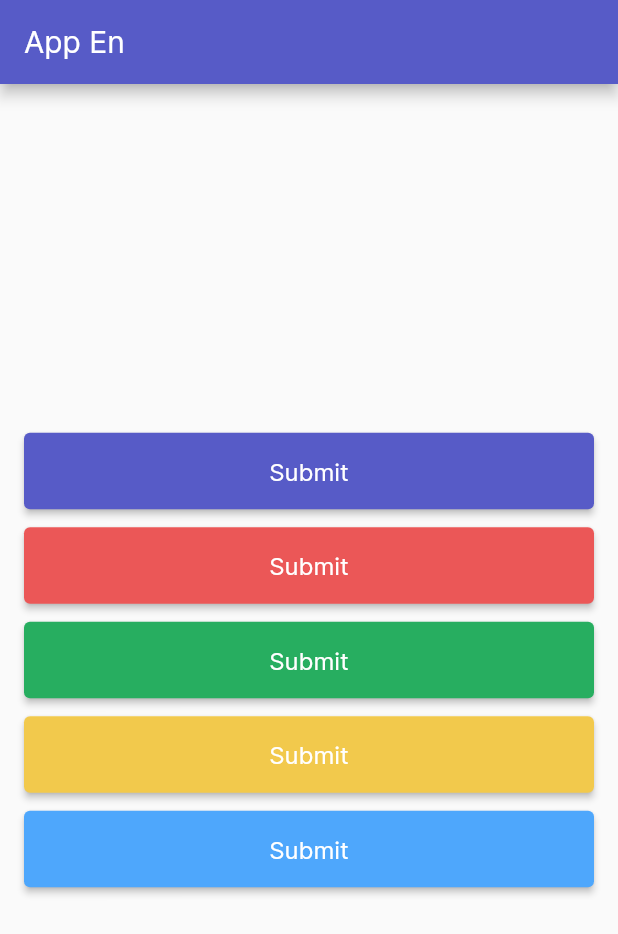
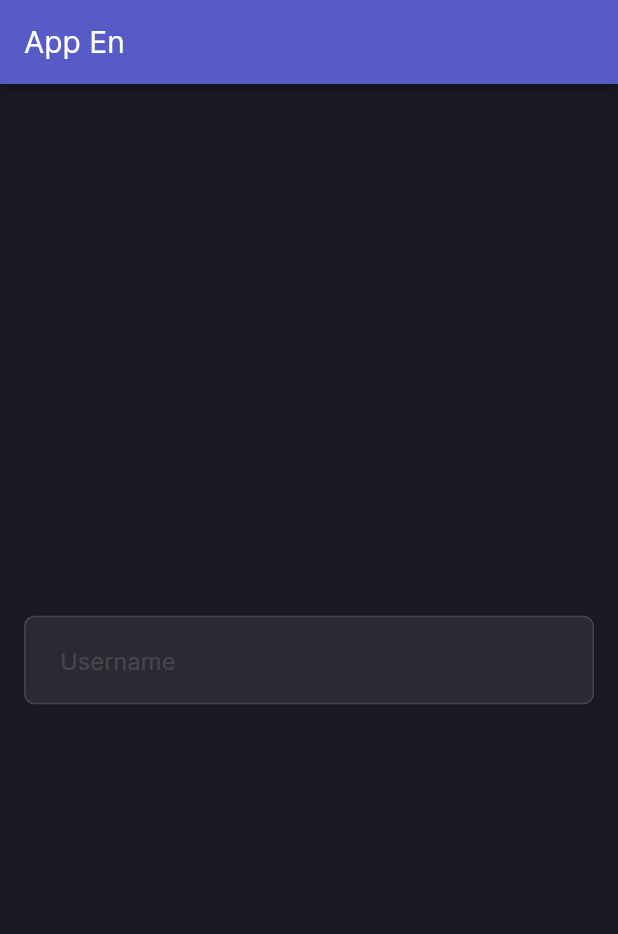
Before and after one commit to oussbad/delivery-App-, a Flutter app: the screen it shows after launch, on a phone screen of 412 x 824 dp. Shown: the top 934 px of the screen. Run offline on Flutter 3.47's test engine with Material 2 defaults, Android fonts, the phone set to English and light mode, and no system bars; our stand-ins replace device_preview, get; statements that could not run were skipped.

Commit message:
feat: create text field widget

```diff
--- a/lib/src/app/themes/app_palette.dart
+++ b/lib/src/app/themes/app_palette.dart
@@ -21,10 +21,19 @@ class AppPalette {
   );
 
   //BG Colors
+  static Color bg1 = const Color(0xFF4C4F6B);
+  static Color bg2 = const Color(0xFF313248);
+  static Color bg3 = const Color(0xFF292A38);
+  static Color bg4 = const Color(0xFF191A23);
+  static Color bg5 = const Color(0xFF0B0C1B);
 
   //Text Colors
   static Color text1 = const Color(0xFFDBDCEF);
-  static Color text2 = const Color(0xFF858699);
+  static Color text2 = const Color(0xFFFAFAFA);
+
+  //Input Colors
+  static Color inputBg = const Color.fromRGBO(255, 255, 255, .07);
+  static Color inputBorder = const Color.fromRGBO(255, 255, 255, .13);
 
   // Neutral Colors
   static Color white = const Color(0xFFFFFFFF);
--- a/lib/src/app/themes/app_spacing.dart
+++ b/lib/src/app/themes/app_spacing.dart
@@ -20,7 +20,7 @@ class AppSpacing {
   static double s_60 = 60.0;
   static double s_64 = 64.0;
 
-  static double r_10 = 10.0;
+  static double r_7 = 7.0;
 
   static Size mediaQuery(BuildContext context) => MediaQuery.of(context).size;
 }
--- a/lib/src/app/themes/app_themes.dart
+++ b/lib/src/app/themes/app_themes.dart
@@ -8,5 +8,14 @@ class AppThemes {
   static ThemeData dark = ThemeData(
     fontFamily: AppTypography.familyInter,
     primarySwatch: AppPalette.primarySwatch,
+    scaffoldBackgroundColor: AppPalette.bg4,
+    hintColor: AppPalette.inputBorder,
+    inputDecorationTheme: InputDecorationTheme(
+      filled: true,
+      fillColor: AppPalette.inputBg,
+      border: OutlineInputBorder(
+        borderSide: BorderSide(color: AppPalette.inputBorder),
+      ),
+    ),
   );
 }
--- /dev/null
+++ b/lib/src/app/widgets/inputs/text_field_widget.dart
@@ -0,0 +1,60 @@
+import 'package:boxpend_flutter_android_app/src/app/themes/app_palette.dart';
+import 'package:boxpend_flutter_android_app/src/app/themes/app_spacing.dart';
+import 'package:boxpend_flutter_android_app/src/app/themes/app_typography.dart';
+import 'package:flutter/material.dart';
+
+class TextFieldWidget extends StatelessWidget {
+  const TextFieldWidget({
+    super.key,
+    required this.placeholder,
+    this.type,
+    this.controller,
+    this.validator,
+    this.isHidden = false,
+  });
+
+  final String placeholder;
+  final TextInputType? type;
+  final TextEditingController? controller;
+  final String? Function(String?)? validator;
+  final bool? isHidden;
+
+  @override
+  Widget build(BuildContext context) {
+    return TextFormField(
+      controller: controller,
+      validator: validator,
+      obscureText: isHidden!,
+      keyboardType: type,
+      style: AppTypography.body.copyWith(
+        color: AppPalette.white,
+      ),
+      decoration: _buildDecoration(),
+    );
+  }
+
+  InputDecoration? _buildDecoration() {
+    return InputDecoration(
+      hintText: placeholder,
+      hintStyle: AppTypography.body,
+      border: OutlineInputBorder(
+        borderRadius: BorderRadius.all(
+          Radius.circular(AppSpacing.r_7),
+        ),
+      ),
+      isDense: true,
+      contentPadding: EdgeInsets.symmetric(
+        vertical: AppSpacing.s_20,
+        horizontal: AppSpacing.s_24,
+      ),
+      errorBorder: OutlineInputBorder(
+        borderSide: BorderSide(
+          color: AppPalette.danger,
+        ),
+      ),
+      errorStyle: AppTypography.body.copyWith(
+        color: AppPalette.danger,
+      ),
+    );
+  }
+}
--- a/lib/src/presentation/template/pages/template_page.dart
+++ b/lib/src/presentation/template/pages/template_page.dart
@@ -1,8 +1,7 @@
 import 'package:boxpend_flutter_android_app/src/app/resources/strings_manager.dart';
-import 'package:boxpend_flutter_android_app/src/app/themes/app_palette.dart';
 import 'package:boxpend_flutter_android_app/src/app/widgets/buttons/button_widget.dart';
+import 'package:boxpend_flutter_android_app/src/app/widgets/inputs/text_field_widget.dart';
 import 'package:boxpend_flutter_android_app/src/app/widgets/utils/gap_widget.dart';
-import 'package:boxpend_flutter_android_app/src/app/widgets/utils/text_block_widget.dart';
 import 'package:boxpend_flutter_android_app/src/presentation/template/controllers/template_controller.dart';
 import 'package:flutter/material.dart';
 import 'package:get/get.dart';
@@ -17,40 +16,17 @@ class Template extends GetView<TemplateController> {
         title: Text(StringsManager.app.tr),
       ),
       body: Center(
+        child: Form(
           child: Padding(
             padding: const EdgeInsets.symmetric(horizontal: 16),
             child: Column(
               mainAxisAlignment: MainAxisAlignment.center,
-            children: [
-              ButtonWidget(
-                label: 'Submit',
-                onPressed: () {},
-              ),
-              GapWidget.spacing12(),
-              ButtonWidget(
-                label: 'Submit',
-                backgroundColor: AppPalette.danger,
-                onPressed: () {},
-              ),
-              GapWidget.spacing12(),
-              ButtonWidget(
-                label: 'Submit',
-                backgroundColor: AppPalette.success,
-                onPressed: () {},
-              ),
-              GapWidget.spacing12(),
-              ButtonWidget(
-                label: 'Submit',
-                backgroundColor: AppPalette.warning,
-                onPressed: () {},
-              ),
-              GapWidget.spacing12(),
-              ButtonWidget(
-                label: 'Submit',
-                backgroundColor: AppPalette.info,
-                onPressed: () {},
+              children: const [
+                TextFieldWidget(
+                  placeholder: 'Username',
                 ),
               ],
+            ),
           ),
         ),
       ),
```
Lines whose indentation alone changed are shown as unchanged.
